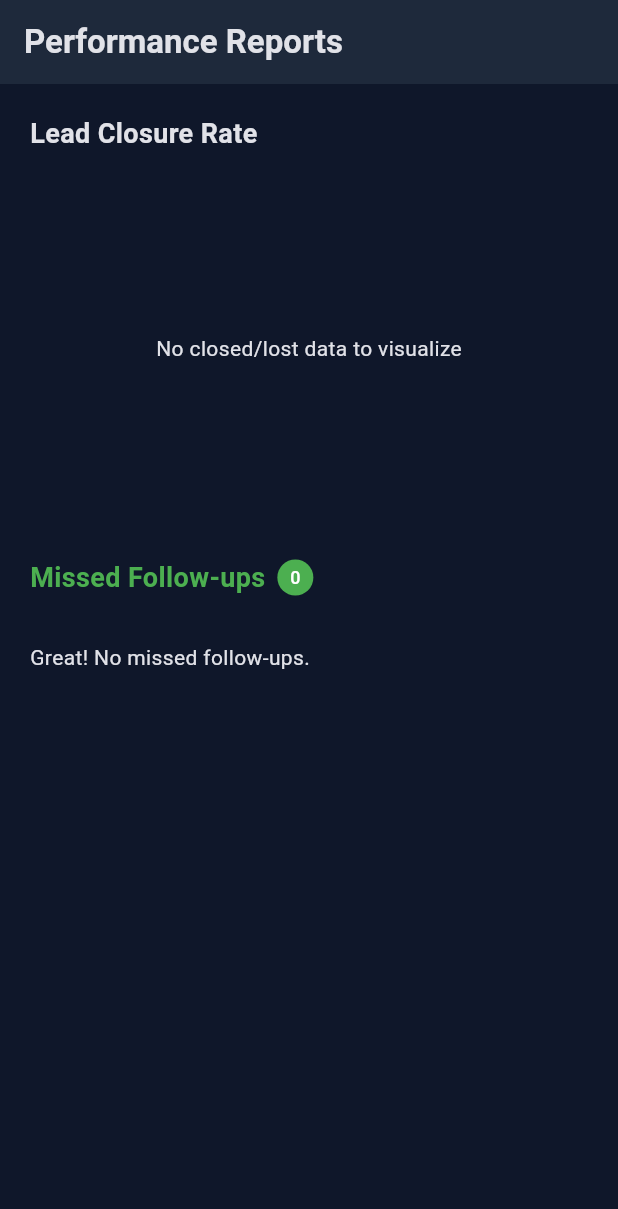
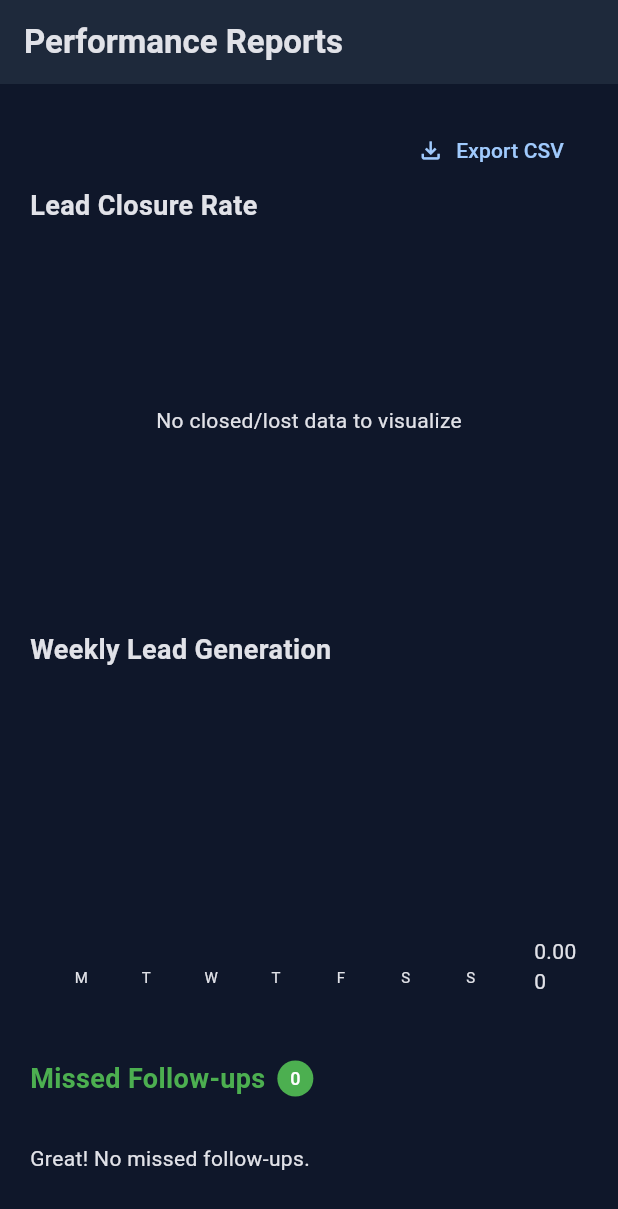
Before and after one commit to bhojanevaibhav00-create/task_mvp, a Flutter app: the LeadReportScreen screen opened by its route, on a phone screen of 412 x 824 dp. Shown: the top 1209 px of the screen. Run offline on Flutter 3.47's test engine with Material 3 defaults, Android fonts, the phone set to English and light mode, and no system bars; drawn by our look-alikes of fl_chart; our stand-ins replace cloud_firestore, csv, drift, drift_flutter, firebase_auth, firebase_core and 8 more; accounts and stored records are empty; generated files the repository leaves out were written again.

Commit message:
Completed the Lead Management module by adding weekly bar charts, CSV report exports, and follow-up notifications, while verifying full sync between Drift and Firebase.

```diff
--- a/lib/features/leads/domain/lead_report_service.dart
+++ b/lib/features/leads/domain/lead_report_service.dart
@@ -9,6 +9,24 @@ class LeadReportService {
     };
   }
 
+static List<double> getWeeklyLeadsData(List<LeadModel> leads) {
+  final now = DateTime.now();
+  // Initialize a list of 7 doubles (Mon-Sun) starting with 0.0
+  List<double> dailyCounts = List.filled(7, 0.0);
+
+  for (var lead in leads) {
+    if (lead.createdAt != null) {
+      // Find leads created within the last 7 days
+      final difference = now.difference(lead.createdAt!).inDays;
+      if (difference >= 0 && difference < 7) {
+        // Adjust index based on weekday (0 is Monday)
+        int dayIndex = lead.createdAt!.weekday - 1;
+        dailyCounts[dayIndex]++;
+      }
+    }
+  }
+  return dailyCounts;
+}
   static List<LeadModel> getMissedLeads(List<LeadModel> leads) {
     final now = DateTime.now();
     final todayStart = DateTime(now.year, now.month, now.day);
--- a/lib/features/leads/presentation/screens/lead_report_screen.dart
+++ b/lib/features/leads/presentation/screens/lead_report_screen.dart
@@ -1,3 +1,10 @@
+import 'dart:io';
+import 'package:csv/csv.dart';
+import 'dart:io';
+import 'package:path_provider/path_provider.dart';
+import 'package:share_plus/share_plus.dart';
+import 'package:path_provider/path_provider.dart';
+import 'package:share_plus/share_plus.dart';
 import 'package:flutter/material.dart';
 import 'package:flutter_riverpod/flutter_riverpod.dart';
 import 'package:fl_chart/fl_chart.dart';
@@ -8,6 +15,31 @@ import '../../../../lead_model/lead_model.dart';
 
 class LeadReportScreen extends ConsumerWidget {
   const LeadReportScreen({super.key});
+
+  // ✅ NEW: CSV Export Logic for Management Reports
+  Future<void> _exportToCSV(BuildContext context, List<LeadModel> leads) async {
+    List<List<dynamic>> rows = [];
+    rows.add(["Company", "Contact", "Phone", "Status", "Product", "Follow-up"]);
+
+    for (var lead in leads) {
+      rows.add([
+        lead.companyName,
+        lead.contactPersonName,
+        lead.mobile,
+        lead.status.name,
+        lead.productPitched ?? "",
+        lead.followUpDate?.toIso8601String() ?? "N/A",
+      ]);
+    }
+
+    String csv = const ListToCsvConverter().convert(rows);
+    final directory = await getTemporaryDirectory();
+    final path = "${directory.path}/lead_report_${DateTime.now().millisecondsSinceEpoch}.csv";
+    final file = File(path);
+    await file.writeAsString(csv);
+
+    await Share.shareXFiles([XFile(path)], text: 'Lead Management Report');
+  }
 
   @override
   Widget build(BuildContext context, WidgetRef ref) {
@@ -25,16 +57,21 @@ class LeadReportScreen extends ConsumerWidget {
         data: (leads) {
           final summary = LeadReportService.getClosureSummary(leads);
           final missed = LeadReportService.getMissedLeads(leads);
-
           final hasData = summary['Closed']! > 0 || summary['Lost']! > 0;
 
           return ListView(
             padding: const EdgeInsets.all(20),
             children: [
-              const Text(
-                "Lead Closure Rate",
-                style: TextStyle(fontSize: 18, fontWeight: FontWeight.bold),
+              Align(
+                alignment: Alignment.centerRight,
+                child: TextButton.icon(
+                  onPressed: () => _exportToCSV(context, leads),
+                  icon: const Icon(Icons.file_download_outlined),
+                  label: const Text("Export CSV"),
+                ),
               ),
+
+              const Text("Lead Closure Rate", style: TextStyle(fontSize: 18, fontWeight: FontWeight.bold)),
               const SizedBox(height: 30),
 
               // 🔹 PIE CHART
@@ -64,6 +101,50 @@ class LeadReportScreen extends ConsumerWidget {
                     ),
                   )
                 : const Center(child: Text("No closed/lost data to visualize")),
+              ),
+
+              const SizedBox(height: 40),
+
+              // 🔹 WEEKLY LEAD GENERATION BAR CHART
+              const Text("Weekly Lead Generation", style: TextStyle(fontSize: 18, fontWeight: FontWeight.bold)),
+              const SizedBox(height: 20),
+
+
+              SizedBox(
+                height: 200,
+                child: BarChart(
+                  BarChartData(
+                    borderData: FlBorderData(show: false),
+                    gridData: const FlGridData(show: false),
+                    titlesData: FlTitlesData(
+                      leftTitles: const AxisTitles(sideTitles: SideTitles(showTitles: false)),
+                      topTitles: const AxisTitles(sideTitles: SideTitles(showTitles: false)),
+                      bottomTitles: AxisTitles(
+                        sideTitles: SideTitles(
+                          showTitles: true,
+                          getTitlesWidget: (value, meta) {
+                            const days = ['M', 'T', 'W', 'T', 'F', 'S', 'S'];
+                            return Text(days[value.toInt()], style: const TextStyle(fontSize: 10));
+                          },
+                        ),
+                      ),
+                    ),
+                    barGroups: List.generate(7, (index) {
+                      final weeklyData = LeadReportService.getWeeklyLeadsData(leads);
+                      return BarChartGroupData(
+                        x: index,
+                        barRods: [
+                          BarChartRodData(
+                            toY: weeklyData[index],
+                            color: AppColors.primary,
+                            width: 18,
+                            borderRadius: BorderRadius.circular(4),
+                          ),
+                        ],
+                      );
+                    }),
+                  ),
+                ),
               ),
 
               const SizedBox(height: 40),
@@ -98,9 +179,7 @@ class LeadReportScreen extends ConsumerWidget {
                     title: Text(l.companyName, style: const TextStyle(fontWeight: FontWeight.bold)),
                     subtitle: Text("Overdue since: ${l.followUpDate?.day}/${l.followUpDate?.month}/${l.followUpDate?.year}"),
                     trailing: const Icon(Icons.arrow_forward_ios, size: 14),
-                    onTap: () {
-                      // Logic to navigate to details if needed
-                    },
+                    onTap: () {},
                   ),
                 )).toList(),
             ],
--- a/pubspec.yaml
+++ b/pubspec.yaml
@@ -31,6 +31,8 @@ dependencies:
   share_plus: ^12.0.1
   cupertino_icons: ^1.0.8
   google_fonts: ^8.0.1
+  csv: ^6.0.0
+
 
 dev_dependencies:
   flutter_test:
```
Also changed, not shown: lib/core/providers/notification_providers.dart (+23 -0 lines), lib/features/leads/presentation/screens/add_lead_screen.dart (+29 -8 lines), lib/features/leads/presentation/screens/lead_dashboard_screen.dart (+22 -2 lines), pubspec.lock.
